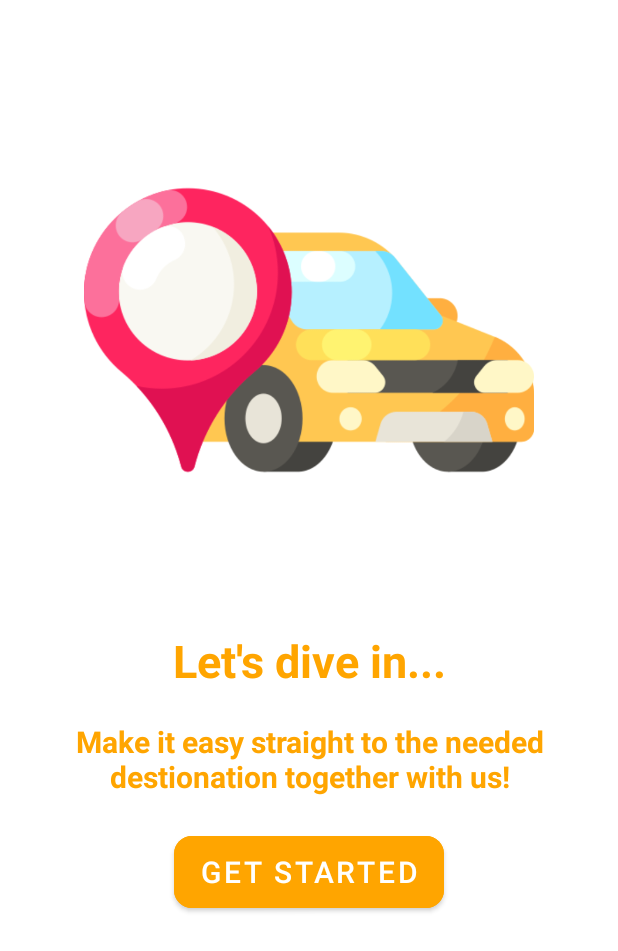
After one commit to dragos-nedelea/GottaGo, an Android app: the OnboardingGetStarted screen opened directly, with no data from a screen before it, on a phone screen of 412 x 824 dp. The commit adds this screen. Shown: the top 951 px of the screen. Run offline under Robolectric (Android 15) with nearby library versions, the phone set to English and light mode, and no system bars.

Commit message:
Added Onboarding Screen

```diff
--- a/app/build.gradle
+++ b/app/build.gradle
@@ -8,7 +8,7 @@ android {
 
     defaultConfig {
         applicationId "com.example.gottago"
-        minSdk 24
+        minSdk 26
         targetSdk 33
         versionCode 1
         versionName "1.0"
--- /dev/null
+++ b/app/src/main/java/com/example/gottago/OnboardingGetStarted.java
@@ -0,0 +1,30 @@
+package com.example.gottago;
+
+import androidx.appcompat.app.AppCompatActivity;
+
+import android.content.Intent;
+import android.os.Bundle;
+import android.view.View;
+import android.widget.Button;
+
+public class OnboardingGetStarted extends AppCompatActivity {
+
+    Button startButton;
+
+    @Override
+    protected void onCreate(Bundle savedInstanceState) {
+        super.onCreate(savedInstanceState);
+        setContentView(R.layout.activity_onboarding_get_started);
+
+        startButton = findViewById(R.id.startButton);
+
+        startButton.setOnClickListener(new View.OnClickListener() {
+            @Override
+            public void onClick(View v) {
+                Intent intent = new Intent(OnboardingGetStarted.this, MainActivity.class);
+                startActivity(intent);
+                finish();
+            }
+        });
+    }
+}
--- a/app/src/main/res/layout/activity_main.xml
+++ b/app/src/main/res/layout/activity_main.xml
@@ -9,7 +9,9 @@
     <TextView
         android:layout_width="wrap_content"
         android:layout_height="wrap_content"
-        android:text="Hello World!"
+        android:text="Welcome to our app!!"
+        android:textSize="36sp"
+        android:textColor="@color/orange"
         app:layout_constraintBottom_toBottomOf="parent"
         app:layout_constraintEnd_toEndOf="parent"
         app:layout_constraintStart_toStartOf="parent"
--- /dev/null
+++ b/app/src/main/res/layout/activity_onboarding_get_started.xml
@@ -0,0 +1,54 @@
+<?xml version="1.0" encoding="utf-8"?>
+<LinearLayout
+    xmlns:android="http://schemas.android.com/apk/res/android"
+    xmlns:app="http://schemas.android.com/apk/res-auto"
+    xmlns:tools="http://schemas.android.com/tools"
+    android:layout_width="match_parent"
+    android:layout_height="match_parent"
+    tools:context=".OnboardingGetStarted"
+    android:orientation="vertical"
+    app:flow_horizontalAlign="center">
+
+    <ImageView
+        android:layout_width="match_parent"
+        android:layout_height="300dp"
+        android:id="@+id/sliderImage"
+        android:layout_marginTop="70dp"
+        android:src="@drawable/asset4"
+        />
+
+    <TextView
+        android:layout_width="match_parent"
+        android:layout_height="wrap_content"
+        android:id="@+id/sliderTitle"
+        android:layout_marginTop="50dp"
+        android:text="Let's dive in..."
+        android:textSize="30sp"
+        android:textAlignment="center"
+        android:textColor="@color/orange"
+        android:textStyle="bold"/>
+    <TextView
+        android:layout_width="match_parent"
+        android:layout_height="wrap_content"
+        android:id="@+id/sliderDesc"
+        android:layout_marginTop="20dp"
+        android:text="Make it easy straight to the needed destionation together with us!"
+        android:textSize="20sp"
+        android:layout_marginHorizontal="30dp"
+        android:textAlignment="center"
+        android:textColor="@color/orange"
+        android:textStyle="bold"/>
+
+    <Button
+        android:layout_width="180dp"
+        android:layout_height="60dp"
+        android:text="Get Started"
+        android:id="@+id/startButton"
+        android:padding="8dp"
+        android:textSize="20sp"
+        android:layout_marginTop="20dp"
+        android:layout_gravity="center"
+        app:cornerRadius = "12dp"
+        android:backgroundTint="@color/orange"/>
+
+</LinearLayout>
--- a/app/src/main/res/values-night/themes.xml
+++ b/app/src/main/res/values-night/themes.xml
@@ -1,9 +1,9 @@
 <resources xmlns:tools="http://schemas.android.com/tools">
     <!-- Base application theme. -->
-    <style name="Theme.GottaGo" parent="Theme.MaterialComponents.DayNight.DarkActionBar">
+    <style name="Theme.GottaGo" parent="Theme.MaterialComponents.DayNight.NoActionBar">
         <!-- Primary brand color. -->
-        <item name="colorPrimary">@color/purple_200</item>
-        <item name="colorPrimaryVariant">@color/purple_700</item>
+        <item name="colorPrimary">@color/orange</item>
+        <item name="colorPrimaryVariant">@color/orange</item>
         <item name="colorOnPrimary">@color/black</item>
         <!-- Secondary brand color. -->
         <item name="colorSecondary">@color/teal_200</item>
--- a/app/src/main/res/values/colors.xml
+++ b/app/src/main/res/values/colors.xml
@@ -7,4 +7,5 @@
     <color name="teal_700">#FF018786</color>
     <color name="black">#FF000000</color>
     <color name="white">#FFFFFFFF</color>
+    <color name="orange">#FFA500</color>
 </resources>
--- a/app/src/main/res/values/themes.xml
+++ b/app/src/main/res/values/themes.xml
@@ -1,9 +1,9 @@
 <resources xmlns:tools="http://schemas.android.com/tools">
     <!-- Base application theme. -->
-    <style name="Theme.GottaGo" parent="Theme.MaterialComponents.DayNight.DarkActionBar">
+    <style name="Theme.GottaGo" parent="Theme.MaterialComponents.DayNight.NoActionBar">
         <!-- Primary brand color. -->
-        <item name="colorPrimary">@color/purple_500</item>
-        <item name="colorPrimaryVariant">@color/purple_700</item>
+        <item name="colorPrimary">@color/orange</item>
+        <item name="colorPrimaryVariant">@color/orange</item>
         <item name="colorOnPrimary">@color/white</item>
         <!-- Secondary brand color. -->
         <item name="colorSecondary">@color/teal_200</item>
```
Also changed, not shown: app/src/main/AndroidManifest.xml (+8 -1 lines), app/src/main/java/com/example/gottago/OnboardingNavigation.java (added, +124 -0 lines), app/src/main/java/com/example/gottago/ViewPagerAdapter.java (added, +59 -0 lines), app/src/main/res/layout/activity_onboarding_navigation.xml (added, +82 -0 lines), app/src/main/res/layout/slider_screen.xml (added, +43 -0 lines), app/src/main/res/values/strings.xml (+10 -0 lines), app/src/main/res/drawable/asset1.png (added), app/src/main/res/drawable/asset2.png (added), app/src/main/res/drawable/asset3.png (added), app/src/main/res/drawable/asset4.png (added).
